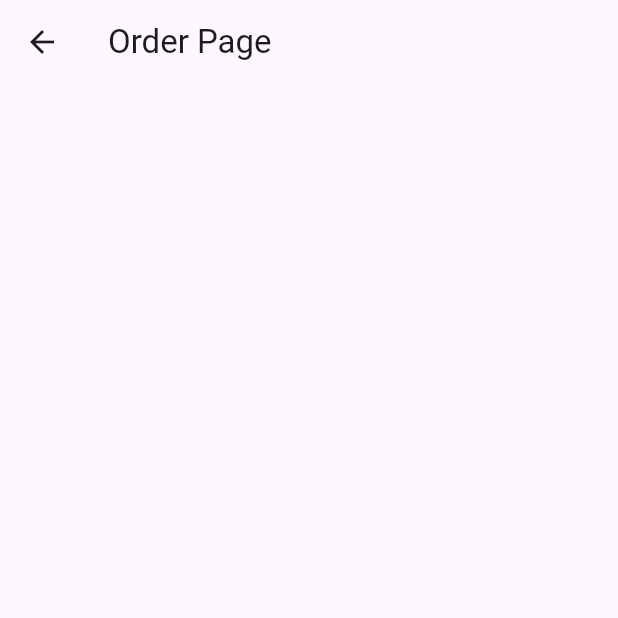
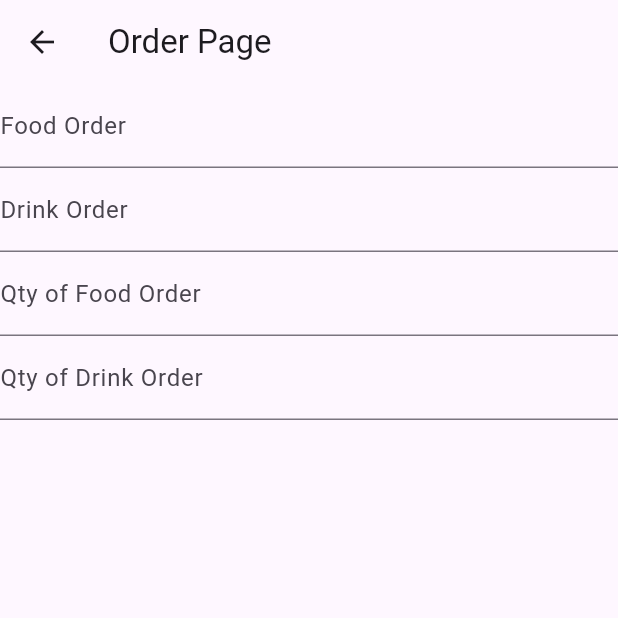
Before and after one commit to iffa28/20220140092_act4, a Flutter app: the OrderPage screen opened directly, on a phone screen of 412 x 824 dp, the top half of it. Run offline on Flutter 3.47's test engine with Material 3 defaults, Android fonts, the phone set to English and light mode, and no system bars.

Commit message:
menambahkan field untuk inputan order

```diff
--- a/lib/order_page.dart
+++ b/lib/order_page.dart
@@ -35,6 +35,46 @@ class _OrderPageState extends State<OrderPage> {
         key: _formKey,
         child: Column(
           children: [
+            TextFormField(
+              controller: makananController,
+              decoration: const InputDecoration(labelText: 'Food Order'),
+              validator: (value) {
+                if (value == null || value.isEmpty) {
+                  return 'Please enter food name';
+                }
+                return null;
+              },
+            ),
+            TextFormField(
+              controller: minumanController,
+              decoration: const InputDecoration(labelText: 'Drink Order'),
+              validator: (value) {
+                if (value == null || value.isEmpty) {
+                  return 'Please enter drink name';
+                }
+                return null;
+              },
+            ),
+            TextFormField(
+              controller: jumlahMakananController,
+              decoration: const InputDecoration(labelText: 'Qty of Food Order'),
+              validator: (value) {
+                if (value == null || value.isEmpty) {
+                  return 'Please enter yout qty of food order';
+                }
+                return null;
+              },
+            ),
+            TextFormField(
+              controller: jumlahMinumanController,
+              decoration: const InputDecoration(labelText: 'Qty of Drink Order'),
+              validator: (value) {
+                if (value == null || value.isEmpty) {
+                  return 'Please enter yout qty of drink order';
+                }
+                return null;
+              },
+            ),
 
           ]
         ),
```
